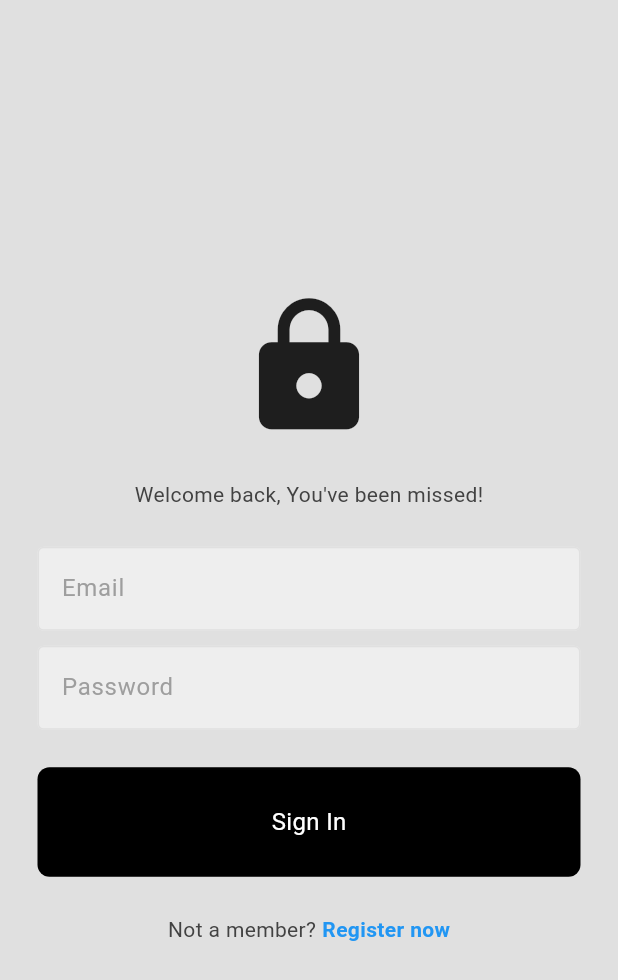
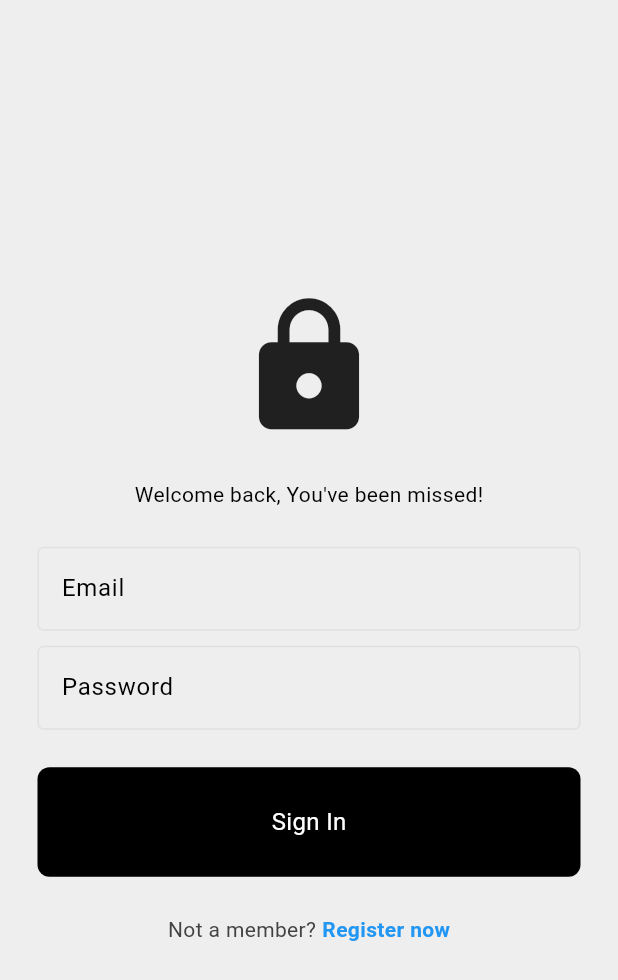
Before and after one commit to raziullah7/GCU-FanBase--social-media-app-, a Flutter app: the screen it shows after launch, on a phone screen of 412 x 824 dp. Shown: the top 980 px of the screen. Run offline on Flutter 3.47's test engine with Material 3 defaults, Android fonts, the phone set to English and light mode, and no system bars; our stand-ins replace cloud_firestore, firebase_auth, firebase_core; missing offline and left inert: dart:ffi; accounts and stored records are empty; generated files the repository leaves out were written again.

Commit message:
little bits of UI fixes here and there

```diff
--- a/lib/components/my_text_field.dart
+++ b/lib/components/my_text_field.dart
@@ -30,7 +30,7 @@
 
         // hint text and its styling
         hintText: hintText,
-        hintStyle: TextStyle(color: Colors.grey[500]),
+        hintStyle: TextStyle(color: Theme.of(context).colorScheme.tertiary),
 
         // filling the text field with color grey[200]
         fillColor: Theme.of(context).colorScheme.primary,
--- a/lib/pages/login_page.dart
+++ b/lib/pages/login_page.dart
@@ -22,14 +22,6 @@
 
   // sign user in
   void signIn() async {
-    // // for loading circle
-    // showDialog(
-    //   context: context,
-    //   builder: (context) => const Center(
-    //     child: CircularProgressIndicator(),
-    //   ),
-    // );
-
     // applying the firebase sign in function
     try {
       await FirebaseAuth.instance.signInWithEmailAndPassword(
@@ -54,7 +46,7 @@
   @override
   Widget build(BuildContext context) {
     return Scaffold(
-      backgroundColor: Colors.grey[300],
+      backgroundColor: Theme.of(context).colorScheme.primary,
       body: SafeArea(
         child: Center(
           child: Padding(
@@ -69,7 +61,7 @@
                 const SizedBox(height: 25),
                 Text(
                   "Welcome back, You've been missed!",
-                  style: TextStyle(color: Colors.grey.shade800),
+                  style: TextStyle(color: Theme.of(context).colorScheme.tertiary),
                 ),
 
                 // email text field
```
Also changed, not shown: lib/pages/register_page.dart (+7 -7 lines).
